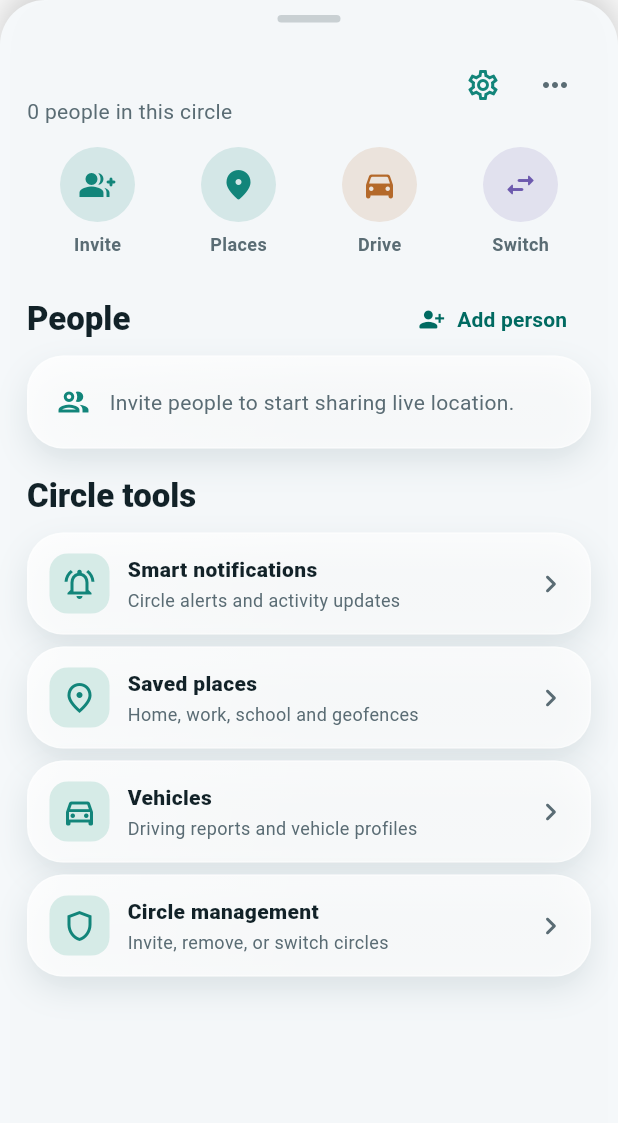
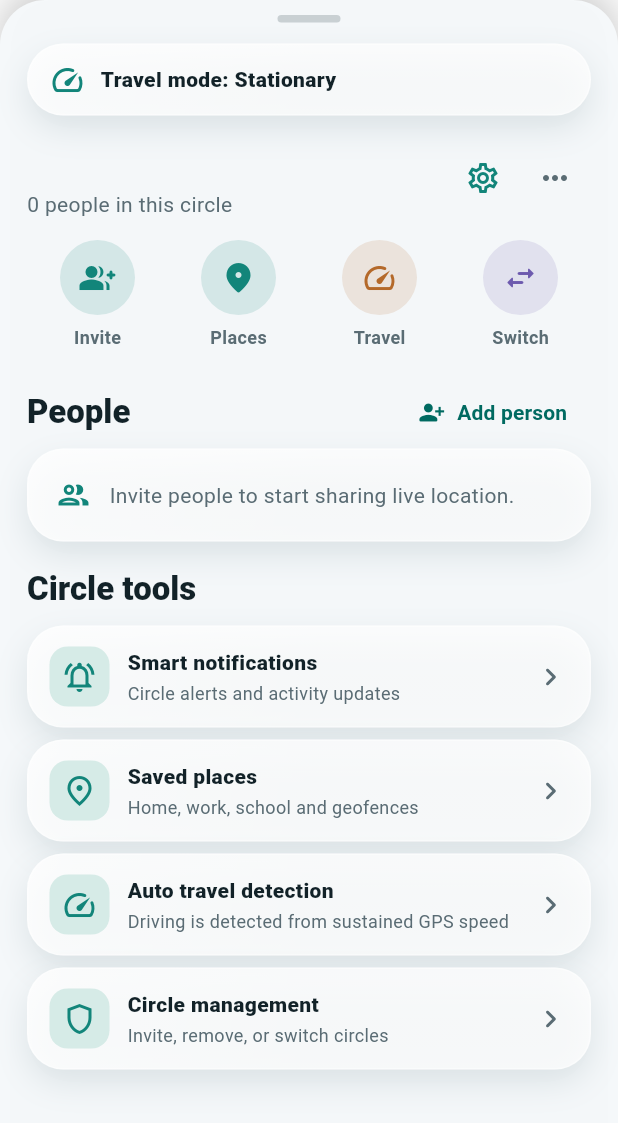
Before and after one commit to adriancabil19-create/journey_360, a Flutter app: the _CircleHomeSheet widget shown alone on an empty page, opened directly with empty values, on a phone screen of 412 x 824 dp. Shown: the top 1123 px of the screen. Run offline on Flutter 3.47's test engine with Material 3 defaults, Android fonts, the phone set to English and light mode, and no system bars; our stand-ins replace battery_plus, flutter_map, flutter_riverpod, geolocator, latlong2, permission_handler and 3 more; accounts and stored records are empty.

Commit message:
Detect driving automatically from GPS speed

```diff
--- a/lib/features/journey/tracking_controller.dart
+++ b/lib/features/journey/tracking_controller.dart
@@ -16,6 +16,18 @@ import 'journey_recorder.dart';
 
 enum TrackingPhase { idle, tracking, paused }
 
+enum TravelMode { stationary, walking, running, cycling, driving }
+
+extension TravelModeLabel on TravelMode {
+  String get label => switch (this) {
+        TravelMode.stationary => 'Stationary',
+        TravelMode.walking => 'Walking',
+        TravelMode.running => 'Running',
+        TravelMode.cycling => 'Cycling',
+        TravelMode.driving => 'Driving',
+      };
+}
+
 class TrackingState {
   const TrackingState({
     this.phase = TrackingPhase.idle,
@@ -29,6 +41,7 @@ class TrackingState {
     this.autoPaused = false,
     this.persistedHere,
     this.lastFixAt,
+    this.travelMode = TravelMode.stationary,
   });
 
   final TrackingPhase phase;
@@ -42,6 +55,7 @@ class TrackingState {
   final bool autoPaused;
   final LatLng? persistedHere;
   final DateTime? lastFixAt;
+  final TravelMode travelMode;
 
   bool get isRecording =>
       phase == TrackingPhase.tracking || phase == TrackingPhase.paused;
@@ -62,6 +76,7 @@ class TrackingState {
     bool? autoPaused,
     LatLng? persistedHere,
     DateTime? lastFixAt,
+    TravelMode? travelMode,
   }) {
     return TrackingState(
       phase: phase ?? this.phase,
@@ -75,6 +90,7 @@ class TrackingState {
       autoPaused: autoPaused ?? this.autoPaused,
       persistedHere: persistedHere ?? this.persistedHere,
       lastFixAt: lastFixAt ?? this.lastFixAt,
+      travelMode: travelMode ?? this.travelMode,
     );
   }
 
@@ -97,6 +113,8 @@ class TrackingController extends StateNotifier<TrackingState> {
   Timer? _snapshotTimer;
   JourneyRecorder? _recorder;
   DateTime? _lowSpeedSince;
+  int _fastFixes = 0;
+  int _slowFixes = 0;
 
   static const _autoPauseSpeed = 0.7; // m/s (~2.5 km/h)
   static const _autoResumeSpeed = 1.3; // m/s (~4.7 km/h)
@@ -141,11 +159,13 @@ class TrackingController extends StateNotifier<TrackingState> {
 
   void _onPassiveFix(Position position) {
     if (!mounted) return;
+    final mode = _detectTravelMode(position.speed);
     state = state.copyWith(
       lastPosition: position,
       persistedHere: LatLng(position.latitude, position.longitude),
       lastFixAt: position.timestamp,
       signalQuality: SignalQuality.fromAccuracy(position.accuracy),
+      travelMode: mode,
     );
     final prefs = _ref.read(sharedPreferencesProvider);
     prefs.setDouble('journey360.last-latitude', position.latitude);
@@ -154,7 +174,9 @@ class TrackingController extends StateNotifier<TrackingState> {
       'journey360.last-fix-at',
       position.timestamp.toIso8601String(),
     );
-    if (!state.isRecording) _maybeBroadcast(position, activity: null);
+    if (!state.isRecording) {
+      _maybeBroadcast(position, activity: mode.label);
+    }
   }
 
   // --- Recording -------------------------------------------------------
@@ -237,13 +259,15 @@ class TrackingController extends StateNotifier<TrackingState> {
     final recorder = _recorder;
     if (recorder == null || !mounted) return;
     recorder.add(_sampleOf(position));
+    final mode = _detectTravelMode(position.speed);
     _maybeAutoResume(position);
     state = state.copyWith(
       lastPosition: position,
       signalQuality: SignalQuality.fromAccuracy(position.accuracy),
+      travelMode: mode,
     );
     _refreshStats();
-    _maybeBroadcast(position, activity: recorder.type.verb);
+    _maybeBroadcast(position, activity: '${recorder.type.verb} · ${mode.label}');
   }
 
   void _refreshStats() {
@@ -414,6 +438,29 @@ class TrackingController extends StateNotifier<TrackingState> {
     }
   }
 
+  TravelMode _detectTravelMode(double speedMps) {
+    final speed = speedMps.isFinite && speedMps >= 0 ? speedMps : 0.0;
+    // Require repeated fixes before switching into/out of driving mode. This
+    // avoids a single inaccurate GPS jump being presented as a vehicle trip.
+    if (speed >= 8.0) {
+      _fastFixes = _fastFixes < 5 ? _fastFixes + 1 : 5;
+      _slowFixes = 0;
+      if (_fastFixes >= 3 || state.travelMode == TravelMode.driving) {
+        return TravelMode.driving;
+      }
+    } else {
+      _slowFixes = _slowFixes < 5 ? _slowFixes + 1 : 5;
+      if (_slowFixes >= 3) _fastFixes = 0;
+      if (state.travelMode == TravelMode.driving && _slowFixes < 3) {
+        return TravelMode.driving;
+      }
+    }
+    if (speed < 0.7) return TravelMode.stationary;
+    if (speed < 2.2) return TravelMode.walking;
+    if (speed < 5.0) return TravelMode.running;
+    return TravelMode.cycling;
+  }
+
   // --- Helpers -------------------------------------------------------
 
   LocationSample _sampleOf(Position p) => LocationSample(
--- a/lib/features/map/map_page.dart
+++ b/lib/features/map/map_page.dart
@@ -14,7 +14,6 @@ import '../journey/tracking_controller.dart';
 import '../settings/settings_controller.dart';
 import '../circles/circles_page.dart';
 import '../settings/feature_pages.dart';
-import '../vehicles/vehicles_page.dart';
 import 'places_page.dart';
 import 'location_permission_sheet.dart';
 import 'map_tiles.dart';
@@ -328,6 +327,7 @@ class _MapPageState extends ConsumerState<MapPage> {
                   circle: selectedCircle,
                   circles: circles,
                   members: members,
+                  travelMode: state.travelMode,
                   scrollController: scrollController,
                   onCircleSelected: (id) => ref
                       .read(selectedCircleIdProvider.notifier)
@@ -336,7 +336,6 @@ class _MapPageState extends ConsumerState<MapPage> {
                   onAddPerson: () => context.pushJourney(const CirclesPage()),
                   onPlaces: () => context.pushJourney(const PlacesPage()),
                   onSettings: () => context.pushJourney(const SmartNotificationsPage()),
-                  onVehicles: () => context.pushJourney(const VehiclesPage()),
                 ),
               ),
             )
@@ -615,25 +614,25 @@ class _CircleHomeSheet extends StatelessWidget {
     required this.circle,
     required this.circles,
     required this.members,
+    required this.travelMode,
     required this.scrollController,
     required this.onCircleSelected,
     required this.onManage,
     required this.onAddPerson,
     required this.onPlaces,
     required this.onSettings,
-    required this.onVehicles,
   });
 
   final Circle circle;
   final List<Circle> circles;
   final List<LiveLocation> members;
+  final TravelMode travelMode;
   final ScrollController scrollController;
   final ValueChanged<String> onCircleSelected;
   final VoidCallback onManage;
   final VoidCallback onAddPerson;
   final VoidCallback onPlaces;
   final VoidCallback onSettings;
-  final VoidCallback onVehicles;
 
   @override
   Widget build(BuildContext context) {
@@ -655,6 +654,31 @@ class _CircleHomeSheet extends StatelessWidget {
               width: 42,
               height: 5,
               decoration: BoxDecoration(color: c.onSurfaceMuted.withValues(alpha: .28), borderRadius: BorderRadius.circular(8)),
+            ),
+          ),
+          const SizedBox(height: 14),
+          NeoCard(
+            padding: const EdgeInsets.symmetric(horizontal: 14, vertical: 11),
+            child: Row(
+              children: [
+                Icon(
+                  travelMode == TravelMode.driving
+                      ? Icons.directions_car_filled_rounded
+                      : Icons.speed_rounded,
+                  color: travelMode == TravelMode.driving ? c.drive : c.accent,
+                ),
+                const SizedBox(width: 10),
+                Expanded(
+                  child: Text(
+                    travelMode == TravelMode.driving
+                        ? 'Driving detected from GPS speed'
+                        : 'Travel mode: ${travelMode.label}',
+                    style: TextStyle(color: c.onSurface, fontWeight: FontWeight.w800),
+                  ),
+                ),
+                if (travelMode == TravelMode.driving)
+                  Text('AUTO', style: TextStyle(color: c.drive, fontSize: 11, fontWeight: FontWeight.w900)),
+              ],
             ),
           ),
           const SizedBox(height: 14),
@@ -694,7 +718,6 @@ class _CircleHomeSheet extends StatelessWidget {
           _SheetQuickActions(
             onAddPerson: onAddPerson,
             onPlaces: onPlaces,
-            onVehicles: onVehicles,
             onManage: onManage,
           ),
           const SizedBox(height: 18),
@@ -716,7 +739,7 @@ class _CircleHomeSheet extends StatelessWidget {
           const SizedBox(height: 10),
           _SheetFeatureRow(icon: Icons.notifications_active_outlined, title: 'Smart notifications', subtitle: 'Circle alerts and activity updates', onTap: onSettings),
           _SheetFeatureRow(icon: Icons.place_outlined, title: 'Saved places', subtitle: 'Home, work, school and geofences', onTap: onPlaces),
-          _SheetFeatureRow(icon: Icons.directions_car_outlined, title: 'Vehicles', subtitle: 'Driving reports and vehicle profiles', onTap: onVehicles),
+          _SheetFeatureRow(icon: Icons.speed_rounded, title: 'Auto travel detection', subtitle: 'Driving is detected from sustained GPS speed', onTap: onManage),
           _SheetFeatureRow(icon: Icons.shield_outlined, title: 'Circle management', subtitle: 'Invite, remove, or switch circles', onTap: onManage),
         ],
       ),
@@ -725,10 +748,9 @@ class _CircleHomeSheet extends StatelessWidget {
 }
 
 class _SheetQuickActions extends StatelessWidget {
-  const _SheetQuickActions({required this.onAddPerson, required this.onPlaces, required this.onVehicles, required this.onManage});
+  const _SheetQuickActions({required this.onAddPerson, required this.onPlaces, required this.onManage});
   final VoidCallback onAddPerson;
   final VoidCallback onPlaces;
-  final VoidCallback onVehicles;
   final VoidCallback onManage;
 
   @override
@@ -738,7 +760,7 @@ class _SheetQuickActions extends StatelessWidget {
       children: [
         _QuickAction(icon: Icons.group_add_rounded, label: 'Invite', onTap: onAddPerson, color: c.accent),
         _QuickAction(icon: Icons.place_rounded, label: 'Places', onTap: onPlaces, color: c.run),
-        _QuickAction(icon: Icons.directions_car_rounded, label: 'Drive', onTap: onVehicles, color: c.drive),
+        _QuickAction(icon: Icons.speed_rounded, label: 'Travel', onTap: onManage, color: c.drive),
         _QuickAction(icon: Icons.swap_horiz_rounded, label: 'Switch', onTap: onManage, color: c.cycle),
       ],
     );
```
Also changed, not shown: 1 other file.
